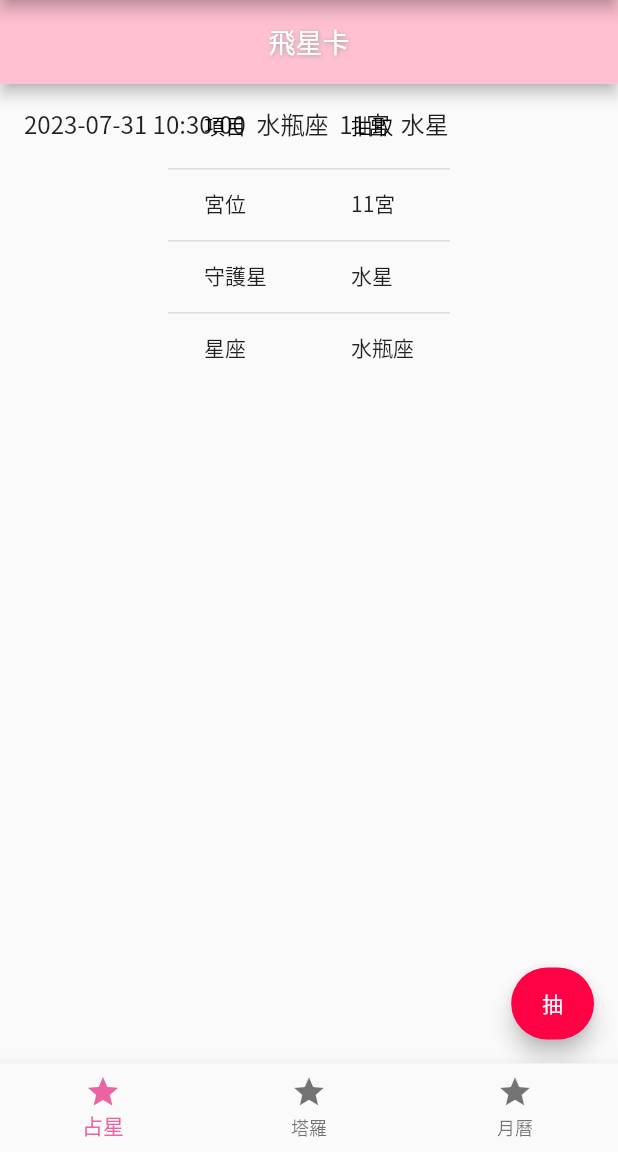
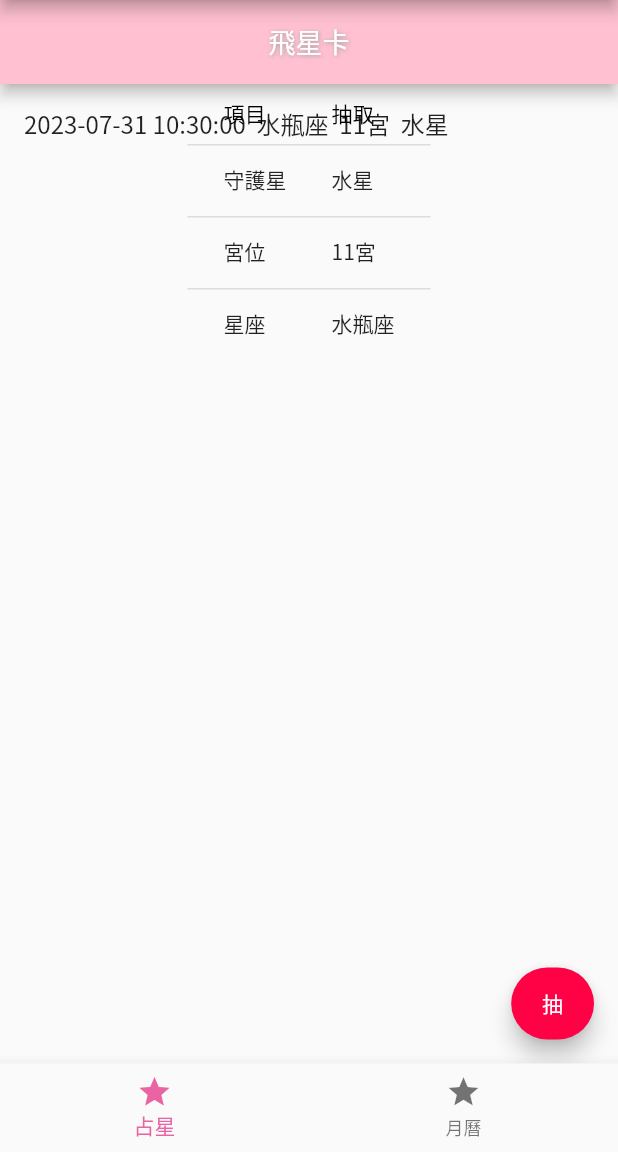
Before and after one commit to fanfaner1207/divination, a Flutter app: the screen it shows after launch, after a tap on an icon or button, on a phone screen of 412 x 824 dp, the part 84-1236 px from its top. Run offline on Flutter 3.47's test engine with Material 2 defaults, Android fonts, the phone set to English and light mode, and no system bars; missing offline and left inert: bottom_drawer.

Commit message:
version 1.2.2 將addHistory()由_AstrologyState移出來並更名為randomList

```diff
--- a/lib/main.dart
+++ b/lib/main.dart
@@ -28,14 +28,9 @@ class Mystatefulwidget extends StatefulWidget {
 class _MystatefulwidgetState extends State<Mystatefulwidget> {
   int _setectedIndex = 0;
 
-  static const TextStyle optionStyle =
-      TextStyle(fontSize: 30, fontWeight: FontWeight.bold);
-
   static const List _widgetOptions = [
     Astrology(),
-    Text('塔羅', style: optionStyle),
     Badfriend(),
-    // Webrtc()
   ];
 
   @override
@@ -49,9 +44,7 @@ class _MystatefulwidgetState extends State<Mystatefulwidget> {
       bottomNavigationBar: BottomNavigationBar(
           items: const <BottomNavigationBarItem>[
             BottomNavigationBarItem(icon: Icon(Icons.star), label: '占星'),
-            BottomNavigationBarItem(icon: Icon(Icons.star), label: '塔羅'),
             BottomNavigationBarItem(icon: Icon(Icons.star), label: '月曆'),
-            // BottomNavigationBarItem(icon: Icon(Icons.star), label: '視訊'),
           ],
           currentIndex: _setectedIndex,
           selectedItemColor: const Color.fromRGBO(234, 100, 163, 1),
--- a/lib/tabs/astrology.dart
+++ b/lib/tabs/astrology.dart
@@ -9,9 +9,10 @@ import '../data/constants.dart';
 // 中間的字體變大、變成一個表 V
 // 要有時間 V
 // 可以刪除
-// 永久記得
+// 永久記得->DB  https://juejin.cn/post/7150064694584475656
 // 針對每行可以手動備註
 // Datatable要修改文字大小
+// AppBar上下有點粗
 
 BottomDrawerController controller = BottomDrawerController();
 Widget buildBottomDrawer(BuildContext context) {
@@ -19,8 +20,7 @@ Widget buildBottomDrawer(BuildContext context) {
     header: const Center(
         child: Text(
       "歷史紀錄",
-      style: TextStyle(
-          fontFamily: "NotoSansTC", fontSize: 18, fontWeight: FontWeight.w500),
+      style: TextStyle(fontSize: 18, fontWeight: FontWeight.w500),
     )),
 
     body: ListView.builder(
@@ -52,15 +52,25 @@ class Astrology extends StatefulWidget {
   State<Astrology> createState() => _AstrologyState();
 }
 
+List randomList({int house = 0, int planetNum = 10, int starSignNum = 12}) {
+  String time = DateTime.now().toString().split('.')[0];
+  house = Random(DateTime.now().millisecondsSinceEpoch).nextInt(12) + 1; //宮位
+  planetNum = Random(DateTime.now().millisecondsSinceEpoch).nextInt(10);
+  starSignNum = Random(DateTime.now().millisecondsSinceEpoch).nextInt(12);
+  return [
+    time,
+    starSign[starSignNum],
+    '${house.toString()}宮',
+    planet[planetNum]
+  ];
+}
+
 class _AstrologyState extends State<Astrology> {
-  void addHistory() {
-    String time = DateTime.now().toString().split('.')[0];
-    _house = Random(DateTime.now().millisecondsSinceEpoch).nextInt(12) + 1; //宮位
-    _planetNum = Random(DateTime.now().millisecondsSinceEpoch).nextInt(10);
-    _starSignNum = Random(DateTime.now().millisecondsSinceEpoch).nextInt(12);
+  List tmp = ['NA', 'NA', 'NA', 'NA'];
+  void addHistoryList() {
     setState(() {
-      history.add(
-          '$time\t\t${starSign[_starSignNum]}\t\t$_house宮\t\t${planet[_planetNum]}');
+      tmp = randomList();
+      history.add('${tmp[0]}\t\t${tmp[1]}\t\t${tmp[2]}\t\t${tmp[3]}');
     });
     if (history[0] == "目前沒有喔") {
       history.removeAt(0);
@@ -70,9 +80,9 @@ class _AstrologyState extends State<Astrology> {
     }
   }
 
-  int _starSignNum = 12;
-  int _planetNum = 10;
-  int _house = 0;
+  // int _starSignNum = 12;
+  // int _planetNum = 10;
+  // int _house = 0;
   @override
   Widget build(BuildContext context) {
     return Scaffold(
@@ -86,7 +96,6 @@ class _AstrologyState extends State<Astrology> {
                         color: Colors.grey)
                   ]))),
           backgroundColor: const Color.fromARGB(255, 255, 192, 209),
-          // titleTextStyle:
         ),
         body: Stack(
           children: [
@@ -94,21 +103,29 @@ class _AstrologyState extends State<Astrology> {
                 child: Column(
               mainAxisSize: MainAxisSize.max,
               children: [
-                DataTable(columns: const [
+                DataTable(
+                    columnSpacing: 30,
+                    headingRowHeight: 40,
+                    dataRowMinHeight: 40,
+                    // headingTextStyle: const TextStyle(fontSize: 18),
+                    // dataTextStyle: const TextStyle(fontSize: 18),
+                    columns: const [
                       DataColumn(label: Text('項目')),
                       DataColumn(label: Text('抽取'))
-                ], rows: [
+                    ],
+                    rows: [
+                      DataRow(cells: [
+                        const DataCell(Text('守護星')),
+                        // DataCell(Text('${tmp[3]}'))
+                        DataCell(Text('${tmp[3]}'))
+                      ]),
                       DataRow(cells: [
                         const DataCell(Text('宮位')),
-                    DataCell(Text('$_house宮'))
-                  ]),
-                  DataRow(cells: [
-                    const DataCell(Text('守護星')),
-                    DataCell(Text('${planet[_planetNum]}'))
+                        DataCell(Text('${tmp[2]}'))
                       ]),
                       DataRow(cells: [
                         const DataCell(Text('星座')),
-                    DataCell(Text('${starSign[_starSignNum]}'))
+                        DataCell(Text('${tmp[1]}'))
                       ]),
                     ])
               ],
@@ -121,7 +138,7 @@ class _AstrologyState extends State<Astrology> {
           label: const Text('抽'),
           tooltip: '無情開抽',
           onPressed: () => setState(() {
-            addHistory();
+            addHistoryList();
             controller.open();
           }),
         ));
```
Lines whose indentation alone changed are shown as unchanged.
